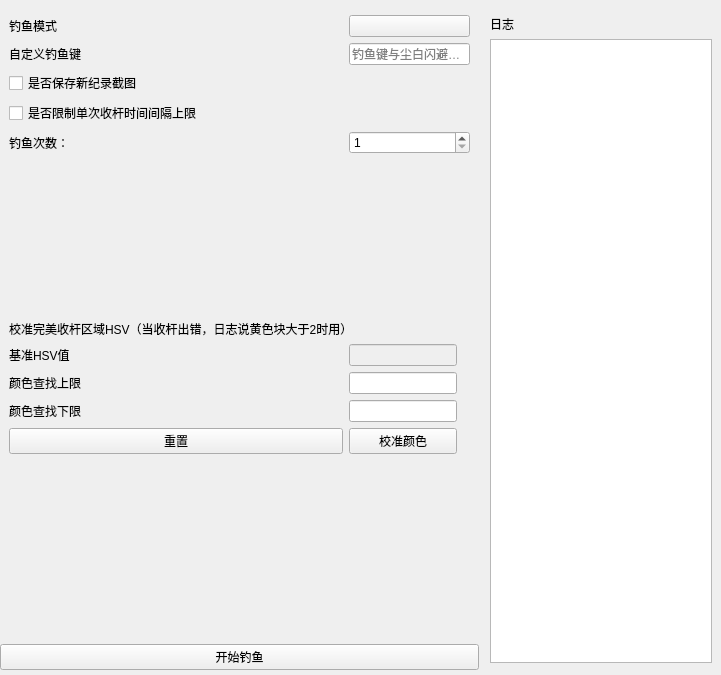
LaoZhuJackson/SnowbreakAutoAssistant, file app/ui/additional_features_interface.ui: the form before one commit.
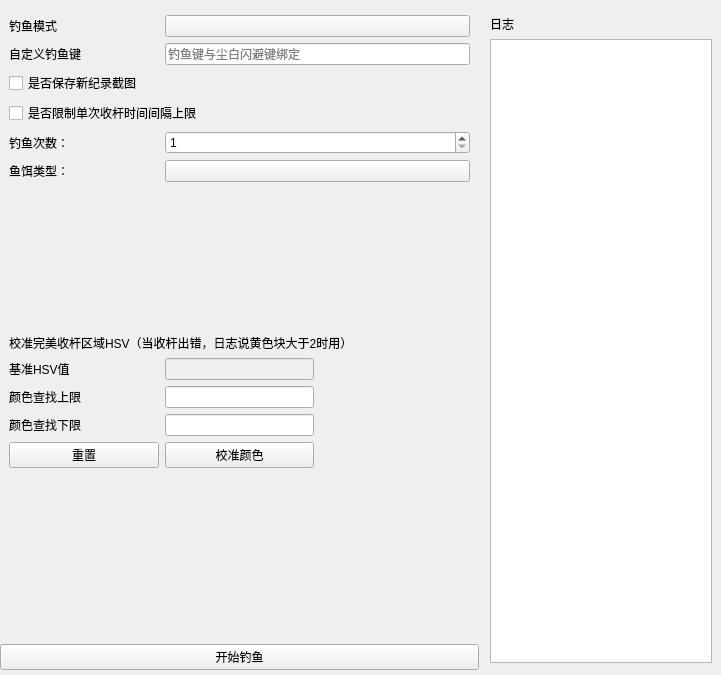
The form after the commit. Custom widgets are drawn as their Qt base class.

Commit message: #25 钓鱼新增选择鱼饵类型

What changed in the file:
```diff
--- a/app/ui/additional_features_interface.ui
+++ b/app/ui/additional_features_interface.ui
@@ -73,27 +73,38 @@
        </item>
        <item row="0" column="0">
         <widget class="SimpleCardWidget" name="SimpleCardWidget_fish">
-         <layout class="QGridLayout" name="gridLayout_5" columnstretch="1,0,0">
-          <item row="8" column="1">
-           <widget class="LineEdit" name="LineEdit_fish_upper"/>
-          </item>
-          <item row="0" column="0">
-           <widget class="BodyLabel" name="BodyLabel_2">
+         <layout class="QGridLayout" name="gridLayout_5" columnstretch="1,1,1">
+          <item row="2" column="0" colspan="3">
+           <widget class="CheckBox" name="CheckBox_is_save_fish">
             <property name="text">
-             <string>钓鱼模式</string>
+             <string>是否保存新纪录截图</string>
             </property>
            </widget>
           </item>
-          <item row="0" column="1" colspan="2">
-           <widget class="ComboBox" name="ComboBox_fishing_mode"/>
-          </item>
           <item row="10" column="0">
-           <widget class="PushButton" name="PushButton_reset">
+           <widget class="BodyLabel" name="BodyLabel_7">
             <property name="text">
-             <string>重置</string>
+             <string>颜色查找下限</string>
             </property>
            </widget>
           </item>
+          <item row="11" column="1">
+           <widget class="PrimaryPushButton" name="PrimaryPushButton_get_color">
+            <property name="text">
+             <string>校准颜色</string>
+            </property>
+           </widget>
+          </item>
+          <item row="4" column="0">
+           <widget class="BodyLabel" name="BodyLabel">
+            <property name="text">
+             <string>钓鱼次数：</string>
+            </property>
+           </widget>
+          </item>
+          <item row="10" column="1">
+           <widget class="LineEdit" name="LineEdit_fish_lower"/>
+          </item>
           <item row="3" column="0" colspan="3">
            <widget class="CheckBox" name="CheckBox_is_limit_time">
             <property name="text">
@@ -101,14 +112,7 @@
             </property>
            </widget>
           </item>
-          <item row="1" column="1" colspan="2">
-           <widget class="LineEdit" name="LineEdit_fish_key">
-            <property name="placeholderText">
-             <string>钓鱼键与尘白闪避键绑定</string>
-            </property>
-           </widget>
-          </item>
-          <item row="11" column="1">
+          <item row="12" column="1">
            <spacer name="verticalSpacer">
             <property name="orientation">
              <enum>Qt::Vertical</enum>
@@ -121,14 +125,44 @@
             </property>
            </spacer>
           </item>
-          <item row="8" column="0">
-           <widget class="BodyLabel" name="BodyLabel_6">
+          <item row="1" column="0">
+           <widget class="BodyLabel" name="BodyLabel_21">
             <property name="text">
-             <string>颜色查找上限</string>
+             <string>自定义钓鱼键</string>
             </property>
            </widget>
           </item>
-          <item row="12" column="0" colspan="3">
+          <item row="6" column="1">
+           <spacer name="verticalSpacer_2">
+            <property name="orientation">
+             <enum>Qt::Vertical</enum>
+            </property>
+            <property name="sizeHint" stdset="0">
+             <size>
+              <width>20</width>
+              <height>40</height>
+             </size>
+            </property>
+           </spacer>
+          </item>
+          <item row="7" column="0" colspan="3">
+           <widget class="StrongBodyLabel" name="StrongBodyLabel">
+            <property name="text">
+             <string>校准完美收杆区域HSV（当收杆出错，日志说黄色块大于2时用）</string>
+            </property>
+           </widget>
+          </item>
+          <item row="8" column="1">
+           <widget class="LineEdit" name="LineEdit_fish_base">
+            <property name="enabled">
+             <bool>false</bool>
+            </property>
+           </widget>
+          </item>
+          <item row="9" column="1">
+           <widget class="LineEdit" name="LineEdit_fish_upper"/>
+          </item>
+          <item row="13" column="0" colspan="3">
            <widget class="BodyLabel" name="BodyLabel_tip_fish">
             <property name="text">
              <string/>
@@ -141,51 +175,21 @@
             </property>
            </widget>
           </item>
-          <item row="7" column="1">
-           <widget class="LineEdit" name="LineEdit_fish_base">
-            <property name="enabled">
-             <bool>false</bool>
+          <item row="1" column="1" colspan="2">
+           <widget class="LineEdit" name="LineEdit_fish_key">
+            <property name="placeholderText">
+             <string>钓鱼键与尘白闪避键绑定</string>
             </property>
            </widget>
           </item>
-          <item row="9" column="1">
-           <widget class="LineEdit" name="LineEdit_fish_lower"/>
-          </item>
-          <item row="1" column="0">
-           <widget class="BodyLabel" name="BodyLabel_21">
+          <item row="9" column="0">
+           <widget class="BodyLabel" name="BodyLabel_6">
             <property name="text">
-             <string>自定义钓鱼键</string>
+             <string>颜色查找上限</string>
             </property>
            </widget>
           </item>
-          <item row="7" column="0">
-           <widget class="BodyLabel" name="BodyLabel_5">
-            <property name="text">
-             <string>基准HSV值</string>
-            </property>
-           </widget>
-          </item>
-          <item row="5" column="1">
-           <spacer name="verticalSpacer_2">
-            <property name="orientation">
-             <enum>Qt::Vertical</enum>
-            </property>
-            <property name="sizeHint" stdset="0">
-             <size>
-              <width>20</width>
-              <height>40</height>
-             </size>
-            </property>
-           </spacer>
-          </item>
-          <item row="10" column="1">
-           <widget class="PrimaryPushButton" name="PrimaryPushButton_get_color">
-            <property name="text">
-             <string>校准颜色</string>
-            </property>
-           </widget>
-          </item>
-          <item row="7" column="2" rowspan="4">
+          <item row="8" column="2" rowspan="4">
            <widget class="PixmapLabel" name="PixmapLabel">
             <property name="sizePolicy">
              <sizepolicy hsizetype="Preferred" vsizetype="Preferred">
@@ -204,20 +208,30 @@
             </property>
            </widget>
           </item>
-          <item row="2" column="0" colspan="3">
-           <widget class="CheckBox" name="CheckBox_is_save_fish">
+          <item row="8" column="0">
+           <widget class="BodyLabel" name="BodyLabel_5">
             <property name="text">
-             <string>是否保存新纪录截图</string>
+             <string>基准HSV值</string>
             </property>
            </widget>
           </item>
-          <item row="9" column="0">
-           <widget class="BodyLabel" name="BodyLabel_7">
+          <item row="0" column="0">
+           <widget class="BodyLabel" name="BodyLabel_2">
             <property name="text">
-             <string>颜色查找下限</string>
+             <string>钓鱼模式</string>
             </property>
            </widget>
           </item>
+          <item row="11" column="0">
+           <widget class="PushButton" name="PushButton_reset">
+            <property name="text">
+             <string>重置</string>
+            </property>
+           </widget>
+          </item>
+          <item row="0" column="1" colspan="2">
+           <widget class="ComboBox" name="ComboBox_fishing_mode"/>
+          </item>
           <item row="4" column="1" colspan="2">
            <widget class="SpinBox" name="SpinBox_fish_times">
             <property name="minimum">
@@ -228,17 +242,20 @@
             </property>
            </widget>
           </item>
-          <item row="6" column="0" colspan="3">
-           <widget class="StrongBodyLabel" name="StrongBodyLabel">
-            <property name="text">
-             <string>校准完美收杆区域HSV（当收杆出错，日志说黄色块大于2时用）</string>
+          <item row="5" column="1" colspan="2">
+           <widget class="ComboBox" name="ComboBox_lure_type">
+            <property name="default">
+             <bool>false</bool>
+            </property>
+            <property name="items_" stdset="0">
+             <string notr="true"/>
             </property>
            </widget>
           </item>
-          <item row="4" column="0">
-           <widget class="BodyLabel" name="BodyLabel">
+          <item row="5" column="0">
+           <widget class="BodyLabel" name="BodyLabel_23">
             <property name="text">
-             <string>钓鱼次数：</string>
+             <string>鱼饵类型：</string>
             </property>
            </widget>
           </item>
```
The commit also changes 10 other files.
